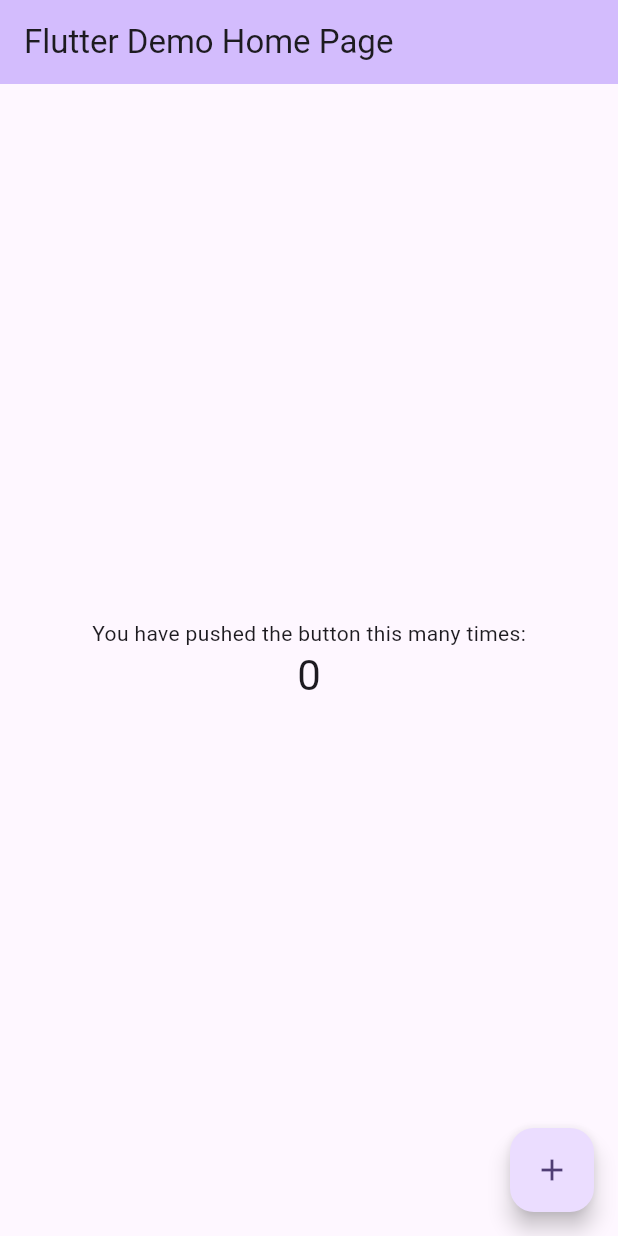
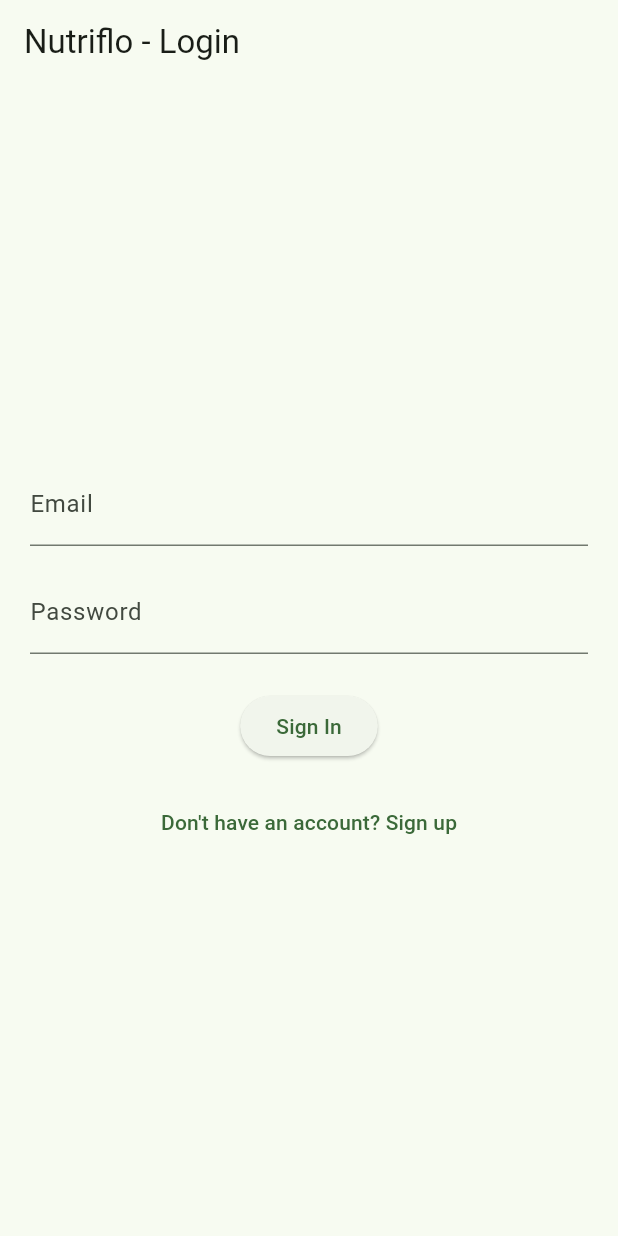
Before and after one commit to Batoste/nutriflo, a Flutter app: the screen it shows after launch, on a phone screen of 412 x 824 dp. Run offline on Flutter 3.47's test engine with Material 3 defaults, Android fonts, the phone set to English and light mode, and no system bars; our stand-ins replace flutter_dotenv, supabase_flutter; accounts and stored records are empty.

Commit message:
feat: add login page and update main app structure

```diff
--- a/lib/main.dart
+++ b/lib/main.dart
@@ -1,6 +1,8 @@
 import 'package:flutter/material.dart';
 import 'package:supabase_flutter/supabase_flutter.dart';
 import 'package:flutter_dotenv/flutter_dotenv.dart';
+
+import 'pages/login_page.dart';
 
 void main() async {
   WidgetsFlutterBinding.ensureInitialized();
@@ -15,116 +17,15 @@
 class MyApp extends StatelessWidget {
   const MyApp({super.key});
 
-  // This widget is the root of your application.
   @override
   Widget build(BuildContext context) {
     return MaterialApp(
-      title: 'Flutter Demo',
+      title: 'NutriFlo',
       theme: ThemeData(
-        // This is the theme of your application.
-        //
-        // TRY THIS: Try running your application with "flutter run". You'll see
-        // the application has a purple toolbar. Then, without quitting the app,
-        // try changing the seedColor in the colorScheme below to Colors.green
-        // and then invoke "hot reload" (save your changes or press the "hot
-        // reload" button in a Flutter-supported IDE, or press "r" if you used
-        // the command line to start the app).
-        //
-        // Notice that the counter didn't reset back to zero; the application
-        // state is not lost during the reload. To reset the state, use hot
-        // restart instead.
-        //
-        // This works for code too, not just values: Most code changes can be
-        // tested with just a hot reload.
-        colorScheme: .fromSeed(seedColor: Colors.deepPurple),
+        colorScheme: ColorScheme.fromSeed(seedColor: Colors.green),
+        useMaterial3: true,
       ),
-      home: const MyHomePage(title: 'Flutter Demo Home Page'),
+      home: const LoginPage(),
     );
   }
 }
-
-class MyHomePage extends StatefulWidget {
-  const MyHomePage({super.key, required this.title});
-
-  // This widget is the home page of your application. It is stateful, meaning
-  // that it has a State object (defined below) that contains fields that affect
-  // how it looks.
-
-  // This class is the configuration for the state. It holds the values (in this
-  // case the title) provided by the parent (in this case the App widget) and
-  // used by the build method of the State. Fields in a Widget subclass are
-  // always marked "final".
-
-  final String title;
-
-  @override
-  State<MyHomePage> createState() => _MyHomePageState();
-}
-
-class _MyHomePageState extends State<MyHomePage> {
-  int _counter = 0;
-
-  void _incrementCounter() {
-    setState(() {
-      // This call to setState tells the Flutter framework that something has
-      // changed in this State, which causes it to rerun the build method below
-      // so that the display can reflect the updated values. If we changed
-      // _counter without calling setState(), then the build method would not be
-      // called again, and so nothing would appear to happen.
-      _counter++;
-    });
-  }
-
-  @override
-  Widget build(BuildContext context) {
-    // This method is rerun every time setState is called, for instance as done
-    // by the _incrementCounter method above.
-    //
-    // The Flutter framework has been optimized to make rerunning build methods
-    // fast, so that you can just rebuild anything that needs updating rather
-    // than having to individually change instances of widgets.
-    return Scaffold(
-      appBar: AppBar(
-        // TRY THIS: Try changing the color here to a specific color (to
-        // Colors.amber, perhaps?) and trigger a hot reload to see the AppBar
-        // change color while the other colors stay the same.
-        backgroundColor: Theme.of(context).colorScheme.inversePrimary,
-        // Here we take the value from the MyHomePage object that was created by
-        // the App.build method, and use it to set our appbar title.
-        title: Text(widget.title),
-      ),
-      body: Center(
-        // Center is a layout widget. It takes a single child and positions it
-        // in the middle of the parent.
-        child: Column(
-          // Column is also a layout widget. It takes a list of children and
-          // arranges them vertically. By default, it sizes itself to fit its
-          // children horizontally, and tries to be as tall as its parent.
-          //
-          // Column has various properties to control how it sizes itself and
-          // how it positions its children. Here we use mainAxisAlignment to
-          // center the children vertically; the main axis here is the vertical
-          // axis because Columns are vertical (the cross axis would be
-          // horizontal).
-          //
-          // TRY THIS: Invoke "debug painting" (choose the "Toggle Debug Paint"
-          // action in the IDE, or press "p" in the console), to see the
-          // wireframe for each widget.
-          mainAxisAlignment: .center,
-          children: [
-            const Text('You have pushed the button this many times:'),
-            Text(
-              '$_counter',
-              style: Theme.of(context).textTheme.headlineMedium,
-            ),
-          ],
-        ),
-      ),
-      floatingActionButton: FloatingActionButton(
-        onPressed: _incrementCounter,
-        tooltip: 'Increment',
-        child: const Icon(Icons.add),
-      ),
-    );
-  }
-}
--- /dev/null
+++ b/lib/pages/login_page.dart
@@ -0,0 +1,106 @@
+import 'package:flutter/material.dart';
+import 'package:supabase_flutter/supabase_flutter.dart';
+
+class LoginPage extends StatefulWidget {
+  const LoginPage({super.key});
+
+  @override
+  State<LoginPage> createState() => _LoginPageState();
+}
+
+class _LoginPageState extends State<LoginPage> {
+  final _emailController = TextEditingController();
+  final _passwordController = TextEditingController();
+  bool _isLoading = false;
+  bool _isSignUp = false;
+  Future<void> _authenticate() async {
+    setState(() {
+      _isLoading = true;
+    });
+    try {
+      final email = _emailController.text.trim();
+      final password = _passwordController.text.trim();
+
+      if (_isSignUp) {
+        await Supabase.instance.client.auth.signUp(
+          email: email,
+          password: password,
+        );
+        if (mounted) {
+          ScaffoldMessenger.of(context).showSnackBar(
+            const SnackBar(
+              content: Text('Sign up successful! You can now log in.'),
+            ),
+          );
+          setState(() => _isSignUp = false);
+        }
+      } else {
+        await Supabase.instance.client.auth.signInWithPassword(
+          email: email,
+          password: password,
+        );
+      }
+    } on AuthException catch (error) {
+      if (mounted) {
+        ScaffoldMessenger.of(context).showSnackBar(
+          SnackBar(content: Text(error.message), backgroundColor: Colors.red),
+        );
+      }
+    } catch (error) {
+      if (mounted) {
+        ScaffoldMessenger.of(context).showSnackBar(
+          SnackBar(
+            content: Text(error.toString()),
+            backgroundColor: Colors.red,
+          ),
+        );
+      }
+    } finally {
+      if (mounted) setState(() => _isLoading = false);
+    }
+  }
+
+  @override
+  Widget build(BuildContext context) {
+    return Scaffold(
+      appBar: AppBar(title: const Text('Nutriflo - Login')),
+      body: Padding(
+        padding: const EdgeInsets.all(20.0),
+        child: Column(
+          mainAxisAlignment: MainAxisAlignment.center,
+          children: [
+            TextField(
+              controller: _emailController,
+              keyboardType: TextInputType.emailAddress,
+              decoration: const InputDecoration(labelText: 'Email'),
+            ),
+            const SizedBox(height: 16),
+            TextField(
+              controller: _passwordController,
+              obscureText: true,
+              decoration: const InputDecoration(labelText: 'Password'),
+            ),
+            const SizedBox(height: 24),
+            _isLoading
+                ? const CircularProgressIndicator()
+                : ElevatedButton(
+                    onPressed: _authenticate,
+                    child: Text(_isSignUp ? 'Create Account' : 'Sign In'),
+                  ),
+            const SizedBox(height: 16),
+            TextButton(
+              onPressed: () {
+                setState(() => _isSignUp = !_isSignUp);
+              },
+              child: Text(
+                _isSignUp
+                    ? 'Already have an account? Sign in'
+                    : 'Don\'t have an account? Sign up',
+              ),
+            ),
+          ],
+        ),
+      ),
+    );
+  }
+}
```
Also changed, not shown: 1 other file.
